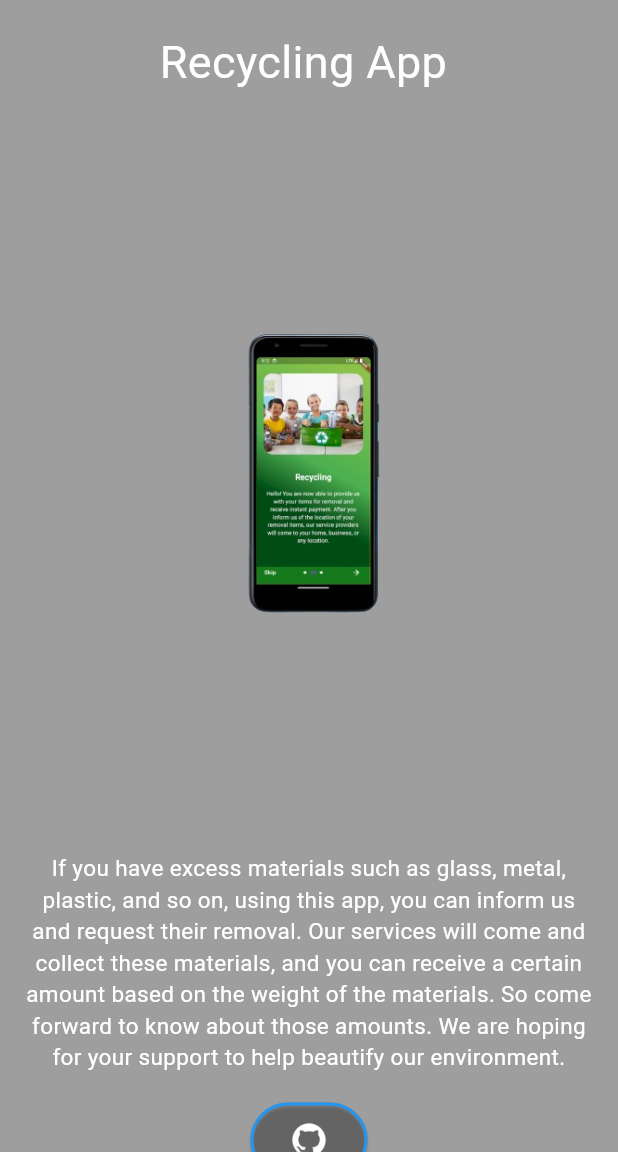
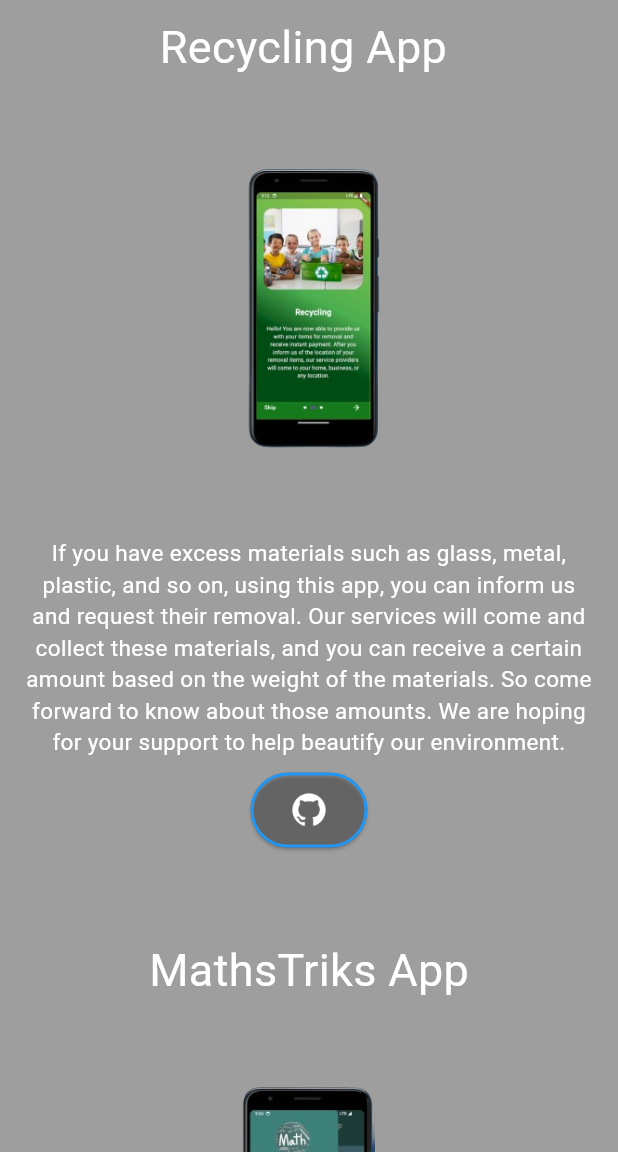
Before and after one commit to isurubandara1/Portfolio_Website, a Flutter app: the screen it shows after launch, on a phone screen of 412 x 824 dp, the part 84-1236 px from its top. Run offline on Flutter 3.47's test engine with Material 3 defaults, Android fonts, the phone set to English and light mode, and no system bars; our stand-ins replace cloud_firestore, device_preview, firebase_core; missing offline and left inert: dart:html, flutter_email_sender; accounts and stored records are empty.

Commit message:
changes of mobile protfolio page

```diff
--- a/lib/Mobile/Mprotfolio.dart
+++ b/lib/Mobile/Mprotfolio.dart
@@ -33,7 +33,7 @@ class Mprotfolio extends StatelessWidget {
       body: Column(
         children: [
           SizedBox(
-            height: 20,
+            height: 10,
           ),
           Expanded(
             child: ListView(
@@ -73,7 +73,7 @@ class Mprotfolio extends StatelessWidget {
                           ),
                         ),
                         const SizedBox(
-                          height: 20,
+                          height: 10,
                         ),
                         ElevatedButton(
                             onPressed: () {},
@@ -97,7 +97,7 @@ class Mprotfolio extends StatelessWidget {
                 ),
 
                 const SizedBox(
-                  height: 30,
+                  height: 60,
                 ),
 
                 //Second
@@ -132,7 +132,7 @@ class Mprotfolio extends StatelessWidget {
                           ),
                         ),
                         const SizedBox(
-                          height: 20,
+                          height: 10,
                         ),
                         ElevatedButton(
                             onPressed: () {},
@@ -156,7 +156,7 @@ class Mprotfolio extends StatelessWidget {
                 ),
 
                 const SizedBox(
-                  height: 30,
+                  height: 60,
                 ),
 
                 //Thired
@@ -193,7 +193,7 @@ class Mprotfolio extends StatelessWidget {
                           ),
                         ),
                         const SizedBox(
-                          height: 20,
+                          height: 10,
                         ),
                         ElevatedButton(
                             onPressed: () {},
@@ -217,7 +217,7 @@ class Mprotfolio extends StatelessWidget {
                 ),
 
                 const SizedBox(
-                  height: 30,
+                  height: 60,
                 ),
 
                 //Forth
@@ -276,7 +276,7 @@ class Mprotfolio extends StatelessWidget {
                 ),
 
                 const SizedBox(
-                  height: 30,
+                  height: 60,
                 ),
 
                 //Five
@@ -343,7 +343,7 @@ class Mprotfolio extends StatelessWidget {
   Widget buildColumn(
       Widget autoScrollWidget, String title, String description) {
     return Padding(
-      padding: const EdgeInsets.symmetric(horizontal: 5),
+      padding: const EdgeInsets.symmetric(horizontal: 40),
       child: Column(
         children: [
           autoScrollWidget,
@@ -440,7 +440,7 @@ class _AutoScrollImagesState extends State<AutoScrollImages> {
   @override
   Widget build(BuildContext context) {
     return SizedBox(
-      height: 500,
+      height: 300,
       width: 600,
       child: PageView.builder(
         controller: _controller,
@@ -499,7 +499,7 @@ class _AutoScrollMathsState extends State<AutoScrollMaths> {
   @override
   Widget build(BuildContext context) {
     return SizedBox(
-      height: 500,
+      height: 300,
       width: 600,
       child: PageView.builder(
         controller: _controller,
@@ -559,7 +559,7 @@ class _AutoScrollEndamicState extends State<AutoScrollEndamic> {
   @override
   Widget build(BuildContext context) {
     return SizedBox(
-      height: 500,
+      height: 300,
       width: 600,
       child: PageView.builder(
         controller: _controller,
@@ -618,7 +618,7 @@ class _AutoScrollNewsState extends State<AutoScrollNews> {
   @override
   Widget build(BuildContext context) {
     return SizedBox(
-      height: 500,
+      height: 300,
       width: 600,
       child: PageView.builder(
         controller: _controller,
@@ -678,7 +678,7 @@ class _AutoScrollRandomState extends State<AutoScrollRandom> {
   @override
   Widget build(BuildContext context) {
     return SizedBox(
-      height: 500,
+      height: 300,
       width: 600,
       child: PageView.builder(
         controller: _controller,
```
